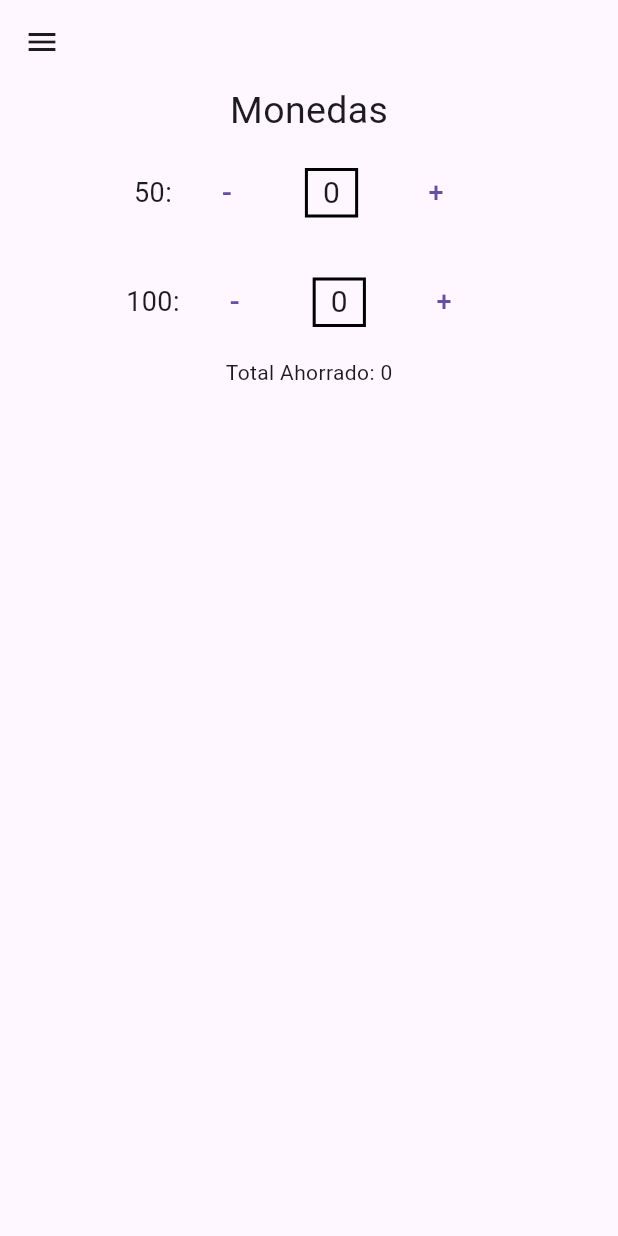
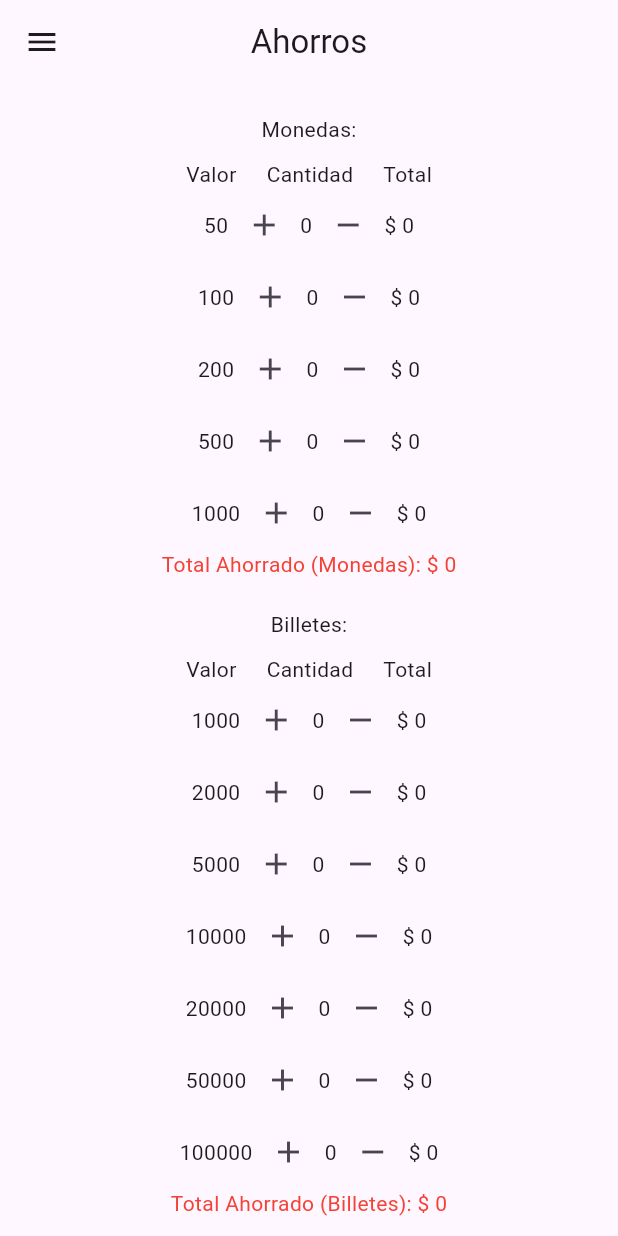
Before and after one commit to JackySeve/PocketMetrics, a Flutter app: the alcancia screen opened directly, on a phone screen of 412 x 824 dp. Run offline on Flutter 3.47's test engine with Material 3 defaults, Android fonts, the phone set to English and light mode, and no system bars.

Commit message:
feat: upgrade visual view lash alcancia
Mejora de la parte gráfica e interna de la pestaña "Alcancía"

```diff
--- a/lib/main.dart
+++ b/lib/main.dart
@@ -16,7 +16,7 @@ class MainApp extends StatelessWidget {
       home: Scaffold(
         body: Center(
           child: pantallaPrincipal(
-            valorTotalAhorrado: alcancia().valorTotalAhorrado,
+            valorTotalAhorrado: const alcancia().valorTotalAhorrado,
           ),
         ),
       ),
--- a/lib/views/ajustes.dart
+++ b/lib/views/ajustes.dart
@@ -2,9 +2,11 @@ import 'package:alcancia_movil/views/widgets/menuDesplegablePrincipal.dart';
 import 'package:flutter/material.dart';
 
 class ajustes extends StatelessWidget {
+  const ajustes({super.key});
+
   @override
   Widget build(BuildContext context) {
-    final logo = 'lib/assets/images/logo.png';
+    const logo = 'lib/assets/images/logo.png';
     return Scaffold(
       appBar: AppBar(),
       drawer: menuDesplegablePrincipal(logo, context),
--- a/lib/views/alcancia.dart
+++ b/lib/views/alcancia.dart
@@ -2,121 +2,190 @@ import 'package:alcancia_movil/views/widgets/menuDesplegablePrincipal.dart';
 import 'package:flutter/material.dart';
 
 class alcancia extends StatefulWidget {
+  const alcancia({super.key});
+
   @override
   State<alcancia> createState() => _alcanciaState();
 
-  int get valorTotalAhorrado => _alcanciaState().valorTotalAhorrado;
+  int get valorTotalAhorrado => _alcanciaState().totalAhorrado;
+}
+
+class Moneda {
+  final int valor;
+  int cantidad;
+
+  Moneda(this.valor, {this.cantidad = 0});
+
+  int get total => valor * cantidad;
+}
+
+class Billete {
+  final int valor;
+  int cantidad;
+
+  Billete(this.valor, {this.cantidad = 0});
+
+  int get total => valor * cantidad;
+}
+
+class alcanciaState extends StatefulWidget {
+  @override
+  _alcanciaState createState() => _alcanciaState();
 }
 
 class _alcanciaState extends State<alcancia> {
-  int moneda50 = 0;
-  int moneda100 = 0;
-  int get valorTotalAhorrado => moneda50 * 50 + moneda100 * 100;
+  List<Moneda> monedas = [
+    Moneda(50),
+    Moneda(100),
+    Moneda(200),
+    Moneda(500),
+    Moneda(1000),
+  ];
+
+  List<Billete> billetes = [
+    Billete(1000),
+    Billete(2000),
+    Billete(5000),
+    Billete(10000),
+    Billete(20000),
+    Billete(50000),
+    Billete(100000),
+  ];
+
+  int get totalAhorrado {
+    int total = 0;
+    for (var moneda in monedas) {
+      total += moneda.total;
+    }
+    for (var billete in billetes) {
+      total += billete.total;
+    }
+    return total;
+  }
+
+  int get totalAhorradoMonedas {
+    int total = 0;
+    for (var moneda in monedas) {
+      total += moneda.total;
+    }
+    return total;
+  }
+
+  int get totalAhorradoBilletes {
+    int total = 0;
+    for (var billete in billetes) {
+      total += billete.total;
+    }
+    return total;
+  }
 
   @override
   Widget build(BuildContext context) {
-    final logo = 'lib/assets/images/logo.png';
+    const logo = 'lib/assets/images/logo.png';
     return Scaffold(
-      appBar: AppBar(),
+      appBar: AppBar(
+        centerTitle: true,
+        title: Text('Ahorros'),
+      ),
       drawer: menuDesplegablePrincipal(logo, context),
-      body: Container(
+      body: Center(
         child: Column(
           children: [
-            Container(
-              child: Text(
-                'Monedas',
-                style: TextStyle(fontSize: 25),
-              ),
-            ),
-            Row(
+            const SizedBox(height: 20),
+            Text('Monedas:'),
+            SizedBox(height: 10),
+            const Row(
               mainAxisAlignment: MainAxisAlignment.center,
               children: [
-                Container(
-                  child: Text(
-                    '50: ',
-                    style: TextStyle(fontSize: 18),
+                Text('Valor'),
+                SizedBox(width: 20),
+                Text('Cantidad'),
+                SizedBox(width: 20),
+                Text('Total'),
+              ],
             ),
-                ),
-                TextButton(
+            Column(
+              children: monedas.map((moneda) {
+                return Row(
+                  mainAxisAlignment: MainAxisAlignment.center,
+                  children: [
+                    Text('${moneda.valor}'),
+                    IconButton(
+                      icon: Icon(Icons.add),
                       onPressed: () {
                         setState(() {
-                      moneda50 = moneda50 > 0 ? moneda50 - 1 : 0;
+                          moneda.cantidad++;
                         });
                       },
-                  child: Text(
-                    '-',
-                    style: TextStyle(fontSize: 20),
                     ),
-                ),
-                Container(
-                  margin: const EdgeInsets.all(20.0),
-                  padding: const EdgeInsets.only(left: 10, right: 10),
-                  decoration: BoxDecoration(
-                      border: Border.all(color: Colors.black, width: 2)),
-                  child: Text(
-                    '$moneda50',
-                    style: TextStyle(fontSize: 20),
-                  ),
-                ),
-                TextButton(
+                    Text("${moneda.cantidad}"),
+                    IconButton(
+                      icon: Icon(Icons.remove),
                       onPressed: () {
                         setState(() {
-                      moneda50++;
+                          if (moneda.cantidad > 0) {
+                            moneda.cantidad--;
+                          }
                         });
                       },
-                  child: Text(
-                    '+',
-                    style: TextStyle(fontSize: 18),
                     ),
+                    Text("\$ ${moneda.valor * moneda.cantidad}")
+                  ],
+                );
+              }).toList(),
             ),
+            Text('Total Ahorrado (Monedas): \$ $totalAhorradoMonedas',
+                style: TextStyle(color: Colors.red)),
+            SizedBox(height: 20),
+            Text('Billetes:'),
+            SizedBox(height: 10),
+            const Row(
+              mainAxisAlignment: MainAxisAlignment.center,
+              children: [
+                Text('Valor'),
+                SizedBox(width: 20),
+                Text('Cantidad'),
+                SizedBox(width: 20),
+                Text('Total'),
               ],
             ),
-            Row(
+            Column(
+              children: billetes.map((billete) {
+                return Row(
                   mainAxisAlignment: MainAxisAlignment.center,
                   children: [
-                Container(
-                  child: Text(
-                    '100: ',
-                    style: TextStyle(fontSize: 18),
-                  ),
-                ),
-                TextButton(
+                    Text('${billete.valor}'),
+                    IconButton(
+                      icon: Icon(Icons.add),
                       onPressed: () {
                         setState(() {
-                      moneda100 = moneda100 > 0 ? moneda100 - 1 : 0;
+                          billete.cantidad++;
                         });
                       },
-                  child: Text(
-                    '-',
-                    style: TextStyle(fontSize: 20),
                     ),
-                ),
-                Container(
-                  margin: const EdgeInsets.all(20.0),
-                  padding: const EdgeInsets.only(left: 10, right: 10),
-                  decoration: BoxDecoration(
-                      border: Border.all(color: Colors.black, width: 2)),
-                  child: Text(
-                    '$moneda100',
-                    style: TextStyle(fontSize: 20),
-                  ),
-                ),
-                TextButton(
+                    Text("${billete.cantidad}"),
+                    IconButton(
+                      icon: Icon(Icons.remove),
                       onPressed: () {
                         setState(() {
-                      moneda100++;
+                          if (billete.cantidad > 0) {
+                            billete.cantidad--;
+                          }
                         });
                       },
-                  child: Text(
-                    '+',
-                    style: TextStyle(fontSize: 18),
                     ),
+                    Text("\$ ${billete.valor * billete.cantidad}")
+                  ],
+                );
+              }).toList(),
             ),
-              ],
+            Text('Total Ahorrado (Billetes): \$ $totalAhorradoBilletes',
+                style: TextStyle(color: Colors.red)),
+            const SizedBox(height: 20),
+            Text(
+              "Total Ahorrado: ${totalAhorrado}",
+              style: TextStyle(fontWeight: FontWeight.w900),
             ),
-            Container(
-              child: Text('Total Ahorrado: $valorTotalAhorrado'),
-            )
           ],
         ),
       ),
--- a/lib/views/avanzados.dart
+++ b/lib/views/avanzados.dart
@@ -2,9 +2,11 @@ import 'package:alcancia_movil/views/widgets/menuDesplegablePrincipal.dart';
 import 'package:flutter/material.dart';
 
 class avanzados extends StatelessWidget {
+  const avanzados({super.key});
+
   @override
   Widget build(BuildContext context) {
-    final logo = 'lib/assets/images/logo.png';
+    const logo = 'lib/assets/images/logo.png';
     return Scaffold(
       appBar: AppBar(),
       drawer: menuDesplegablePrincipal(logo, context),
--- a/lib/views/estadisticos.dart
+++ b/lib/views/estadisticos.dart
@@ -2,9 +2,11 @@ import 'package:alcancia_movil/views/widgets/menuDesplegablePrincipal.dart';
 import 'package:flutter/material.dart';
 
 class estadisticos extends StatelessWidget {
+  const estadisticos({super.key});
+
   @override
   Widget build(BuildContext context) {
-    final logo = 'lib/assets/images/logo.png';
+    const logo = 'lib/assets/images/logo.png';
     return Scaffold(
       appBar: AppBar(),
       drawer: menuDesplegablePrincipal(logo, context),
--- a/lib/views/historial.dart
+++ b/lib/views/historial.dart
@@ -2,9 +2,11 @@ import 'package:alcancia_movil/views/widgets/menuDesplegablePrincipal.dart';
 import 'package:flutter/material.dart';
 
 class historial extends StatelessWidget {
+  const historial({super.key});
+
   @override
   Widget build(BuildContext context) {
-    final logo = 'lib/assets/images/logo.png';
+    const logo = 'lib/assets/images/logo.png';
     return Scaffold(
       appBar: AppBar(),
       drawer: menuDesplegablePrincipal(logo, context),
--- a/lib/views/metas.dart
+++ b/lib/views/metas.dart
@@ -2,9 +2,11 @@ import 'package:alcancia_movil/views/widgets/menuDesplegablePrincipal.dart';
 import 'package:flutter/material.dart';
 
 class metas extends StatelessWidget {
+  const metas({super.key});
+
   @override
   Widget build(BuildContext context) {
-    final logo = 'lib/assets/images/logo.png';
+    const logo = 'lib/assets/images/logo.png';
     return Scaffold(
       appBar: AppBar(),
       drawer: menuDesplegablePrincipal(logo, context),
--- a/lib/views/widgets/menuDesplegablePrincipal.dart
+++ b/lib/views/widgets/menuDesplegablePrincipal.dart
@@ -1,3 +1,5 @@
+import 'dart:io';
+
 import 'package:alcancia_movil/views/ajustes.dart';
 import 'package:alcancia_movil/views/alcancia.dart';
 import 'package:alcancia_movil/views/avanzados.dart';
@@ -6,16 +8,18 @@ import 'package:alcancia_movil/views/historial.dart';
 import 'package:alcancia_movil/views/metas.dart';
 import 'package:alcancia_movil/views/pantallaPrincipal.dart';
 import 'package:flutter/material.dart';
+import 'package:flutter/services.dart';
+import 'package:flutter/widgets.dart';
 
-Container menuDesplegablePrincipal(String logo, BuildContext context) {
-  return Container(
+SizedBox menuDesplegablePrincipal(String logo, BuildContext context) {
+  return SizedBox(
       width: 220,
       child: Drawer(
         child: ListView(
           padding: EdgeInsets.zero,
           children: [
             SizedBox(
-                height: 185.0,
+                height: 200.0,
                 child: DrawerHeader(
                     child: Column(
                   children: [
@@ -26,7 +30,7 @@ Container menuDesplegablePrincipal(String logo, BuildContext context) {
                       height: 85,
                     )),
                     Container(
-                      child: Text("PocketMetrics",
+                      child: const Text("PocketMetrics",
                           style: TextStyle(
                               color: Colors.green,
                               fontSize: 26,
@@ -34,14 +38,17 @@ Container menuDesplegablePrincipal(String logo, BuildContext context) {
                     ),
                   ],
                 ))),
-            ListTile(
-              contentPadding: EdgeInsets.only(left: 30),
-              leading: Icon(
+            Container(
+              decoration:
+                  BoxDecoration(color: Color.fromARGB(255, 226, 225, 225)),
+              child: ListTile(
+                contentPadding: const EdgeInsets.only(left: 30),
+                leading: const Icon(
                   Icons.apps,
                   color: Color.fromRGBO(16, 162, 31, 1),
                   size: 40,
                 ),
-              title: Text(
+                title: const Text(
                   "Inicio",
                   style: TextStyle(fontSize: 16, fontWeight: FontWeight.bold),
                 ),
@@ -51,19 +58,25 @@ Container menuDesplegablePrincipal(String logo, BuildContext context) {
                     context,
                     MaterialPageRoute(
                         builder: (context) => pantallaPrincipal(
-                            valorTotalAhorrado: alcancia().valorTotalAhorrado,
+                              valorTotalAhorrado:
+                                  const alcancia().valorTotalAhorrado,
                             )),
                   );
                 },
               ),
-            ListTile(
-              contentPadding: EdgeInsets.only(left: 30),
-              leading: Icon(
+            ),
+            const SizedBox(height: 5),
+            Container(
+              decoration:
+                  BoxDecoration(color: Color.fromARGB(255, 226, 225, 225)),
+              child: ListTile(
+                contentPadding: const EdgeInsets.only(left: 30),
+                leading: const Icon(
                   Icons.account_balance,
                   color: Color.fromRGBO(16, 162, 31, 1),
                   size: 40,
                 ),
-              title: Text(
+                title: const Text(
                   "Alcancía",
                   style: TextStyle(fontSize: 16, fontWeight: FontWeight.bold),
                 ),
@@ -71,18 +84,23 @@ Container menuDesplegablePrincipal(String logo, BuildContext context) {
                   Navigator.pop(context);
                   Navigator.push(
                     context,
-                  MaterialPageRoute(builder: (context) => alcancia()),
+                    MaterialPageRoute(builder: (context) => const alcancia()),
                   );
                 },
               ),
-            ListTile(
-              contentPadding: EdgeInsets.only(left: 30),
-              leading: Icon(
+            ),
+            const SizedBox(height: 5),
+            Container(
+              decoration:
+                  BoxDecoration(color: Color.fromARGB(255, 226, 225, 225)),
+              child: ListTile(
+                contentPadding: const EdgeInsets.only(left: 30),
+                leading: const Icon(
                   Icons.history,
                   color: Color.fromRGBO(16, 162, 31, 1),
                   size: 40,
                 ),
-              title: Text(
+                title: const Text(
                   'Historial de Movimientos',
                   style: TextStyle(fontSize: 16, fontWeight: FontWeight.bold),
                 ),
@@ -90,18 +108,23 @@ Container menuDesplegablePrincipal(String logo, BuildContext context) {
                   Navigator.pop(context);
                   Navigator.push(
                     context,
-                  MaterialPageRoute(builder: (context) => historial()),
+                    MaterialPageRoute(builder: (context) => const historial()),
                   );
                 },
               ),
-            ListTile(
-              contentPadding: EdgeInsets.only(left: 30),
-              leading: Icon(
+            ),
+            const SizedBox(height: 5),
+            Container(
+              decoration:
+                  BoxDecoration(color: Color.fromARGB(255, 226, 225, 225)),
+              child: ListTile(
+                contentPadding: const EdgeInsets.only(left: 30),
+                leading: const Icon(
                   Icons.equalizer,
                   color: Color.fromRGBO(16, 162, 31, 1),
                   size: 40,
                 ),
-              title: Text(
+                title: const Text(
                   "Estadísticos",
                   style: TextStyle(fontSize: 16, fontWeight: FontWeight.bold),
                 ),
@@ -109,18 +132,24 @@ Container menuDesplegablePrincipal(String logo, BuildContext context) {
                   Navigator.pop(context);
                   Navigator.push(
                     context,
-                  MaterialPageRoute(builder: (context) => estadisticos()),
+                    MaterialPageRoute(
+                        builder: (context) => const estadisticos()),
                   );
                 },
               ),
-            ListTile(
-              contentPadding: EdgeInsets.only(left: 30),
-              leading: Icon(
+            ),
+            const SizedBox(height: 5),
+            Container(
+              decoration:
+                  BoxDecoration(color: Color.fromARGB(255, 226, 225, 225)),
+              child: ListTile(
+                contentPadding: const EdgeInsets.only(left: 30),
+                leading: const Icon(
                   Icons.trending_up,
                   color: Color.fromRGBO(16, 162, 31, 1),
                   size: 40,
                 ),
-              title: Text(
+                title: const Text(
                   "Avanzados",
                   style: TextStyle(fontSize: 16, fontWeight: FontWeight.bold),
                 ),
@@ -128,18 +157,23 @@ Container menuDesplegablePrincipal(String logo, BuildContext context) {
                   Navigator.pop(context);
                   Navigator.push(
                     context,
-                  MaterialPageRoute(builder: (context) => avanzados()),
+                    MaterialPageRoute(builder: (context) => const avanzados()),
                   );
                 },
               ),
-            ListTile(
-              contentPadding: EdgeInsets.only(left: 30),
-              leading: Icon(
+            ),
+            const SizedBox(height: 5),
+            Container(
+              decoration:
+                  BoxDecoration(color: Color.fromARGB(255, 226, 225, 225)),
+              child: ListTile(
+                contentPadding: const EdgeInsets.only(left: 30),
+                leading: const Icon(
                   Icons.flag,
                   color: Color.fromRGBO(16, 162, 31, 1),
                   size: 40,
                 ),
-              title: Text(
+                title: const Text(
                   "Metas",
                   style: TextStyle(fontSize: 16, fontWeight: FontWeight.bold),
                 ),
@@ -147,18 +181,23 @@ Container menuDesplegablePrincipal(String logo, BuildContext context) {
                   Navigator.pop(context);
                   Navigator.push(
                     context,
-                  MaterialPageRoute(builder: (context) => metas()),
+                    MaterialPageRoute(builder: (context) => const metas()),
                   );
                 },
               ),
-            ListTile(
-              contentPadding: EdgeInsets.only(left: 30),
-              leading: Icon(
+            ),
+            const SizedBox(height: 5),
+            Container(
+              decoration:
+                  BoxDecoration(color: Color.fromARGB(255, 226, 225, 225)),
+              child: ListTile(
+                contentPadding: const EdgeInsets.only(left: 30),
+                leading: const Icon(
                   Icons.settings,
                   color: Color.fromRGBO(16, 162, 31, 1),
                   size: 40,
                 ),
-              title: Text(
+                title: const Text(
                   "Ajustes",
                   style: TextStyle(fontSize: 16, fontWeight: FontWeight.bold),
                 ),
@@ -166,28 +205,30 @@ Container menuDesplegablePrincipal(String logo, BuildContext context) {
                   Navigator.pop(context);
                   Navigator.push(
                     context,
-                  MaterialPageRoute(builder: (context) => ajustes()),
+                    MaterialPageRoute(builder: (context) => const ajustes()),
                   );
                 },
               ),
-            ListTile(
-              contentPadding: EdgeInsets.only(left: 30),
-              leading: Icon(
+            ),
+            const SizedBox(height: 5),
+            Container(
+              decoration:
+                  BoxDecoration(color: Color.fromARGB(255, 226, 225, 225)),
+              child: ListTile(
+                contentPadding: const EdgeInsets.only(left: 30),
+                leading: const Icon(
                   Icons.input,
                   color: Color.fromRGBO(16, 162, 31, 1),
                   size: 40,
                 ),
-              title: Text(
+                title: const Text(
                   "Cerrar Sesión",
                   style: TextStyle(fontSize: 16, fontWeight: FontWeight.bold),
                 ),
                 onTap: () {
-                Navigator.pop(context);
-                Navigator.push(
-                  context,
-                  MaterialPageRoute(builder: (context) => ajustes()),
-                );
+                  SystemNavigator.pop();
                 },
+              ),
             ),
           ],
         ),
```
Also changed, not shown: lib/views/pantallaPrincipal.dart (+15 -14 lines), lib/views/widgets/alcanciaData.dart (deleted, +0 -30 lines), pubspec.lock, 7 other files. Lines whose indentation alone changed are shown as unchanged.
